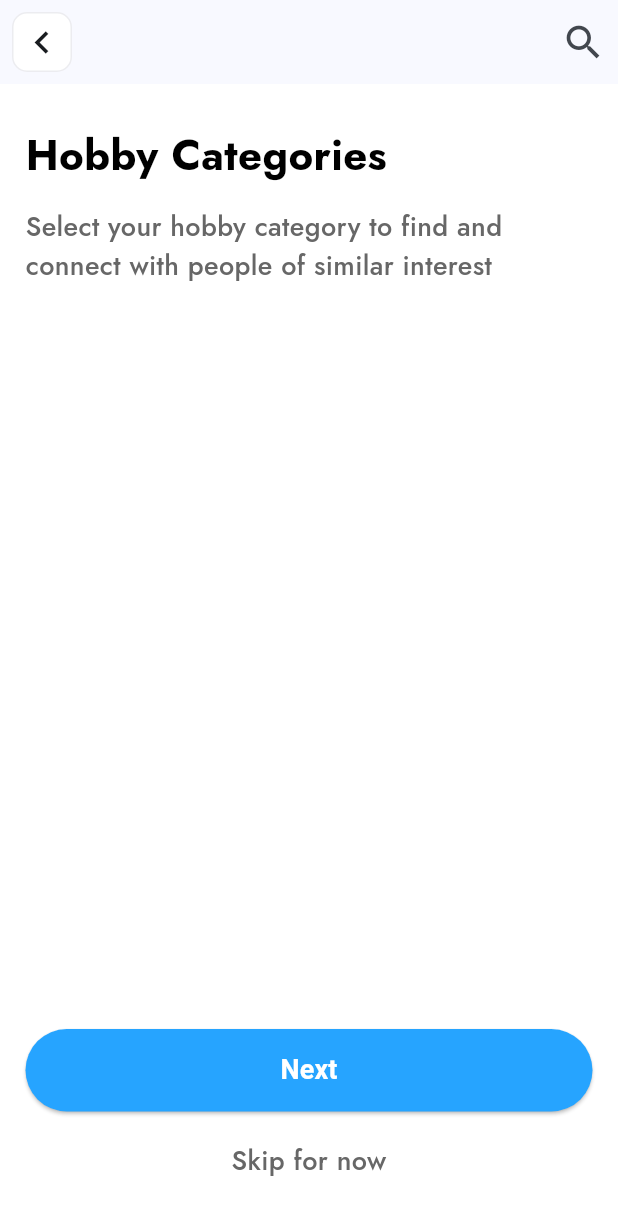
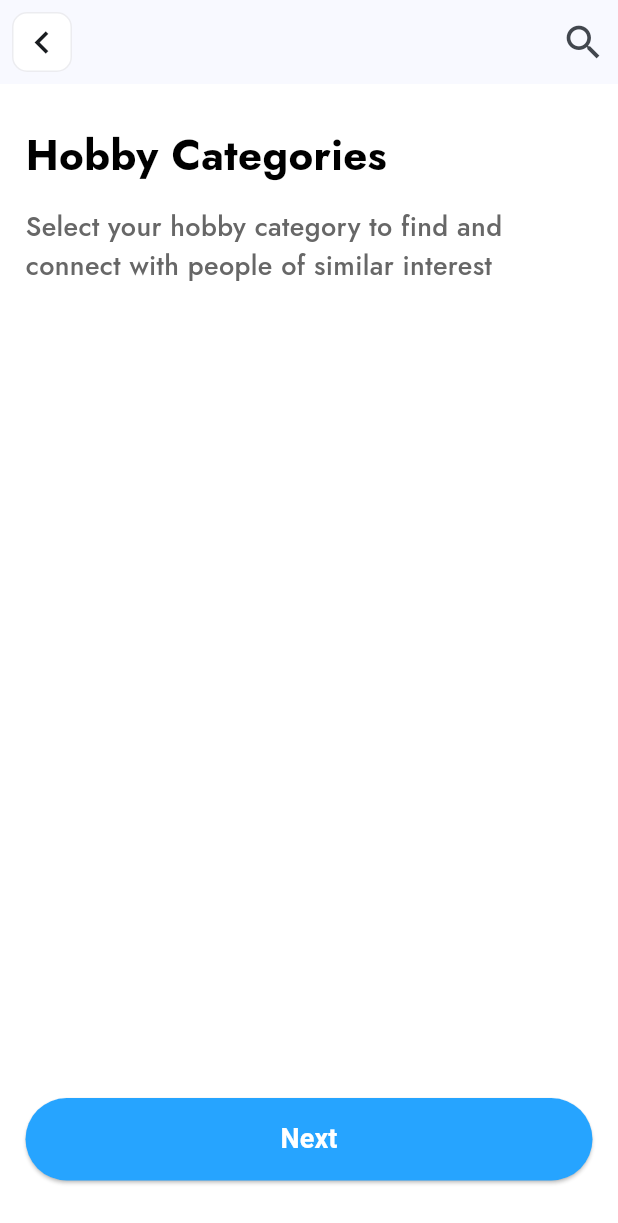
Before and after one commit to Wasim-Zaman/hobbyzhub_mobile, a Flutter app: the screen it shows after launch, on a phone screen of 412 x 824 dp. Shown: the top 1223 px of the screen. Run offline on Flutter 3.47's test engine with Material 2 defaults, Android fonts, the phone set to English and light mode, and no system bars; our stand-ins replace bloc, cached_network_image, flutter_bloc, flutter_screenutil, flutter_secure_storage, flutter_spinkit and 7 more; accounts and stored records are empty; network calls fail.

Commit message:
did some cleaning

```diff
--- a/lib/views/categories/main_categories_screen.dart
+++ b/lib/views/categories/main_categories_screen.dart
@@ -179,23 +179,11 @@ class _MainCategoriesScreenState extends State<MainCategoriesScreen> {
                 SizedBox(
                   height: 20.h,
                 ),
-                Column(
-                  mainAxisAlignment: MainAxisAlignment.center,
-                  crossAxisAlignment: CrossAxisAlignment.center,
-                  children: [
-                    PrimaryButtonWidget(
-                      margin: EdgeInsets.symmetric(
-                          horizontal: 20.w, vertical: 20.h),
-                      onPressed: () {},
-                      caption: 'Next',
-                    ),
-                    SizedBox(
-                      height: 20.h,
-                    ),
-                    Text('Skip for now',
-                        textAlign: TextAlign.center,
-                        style: AppTextStyle.subHeading)
-                  ],
+                PrimaryButtonWidget(
+                  margin:
+                      EdgeInsets.symmetric(horizontal: 20.w, vertical: 20.h),
+                  onPressed: () {},
+                  caption: 'Next',
                 ),
                 SizedBox(
                   height: 20.h,
```
